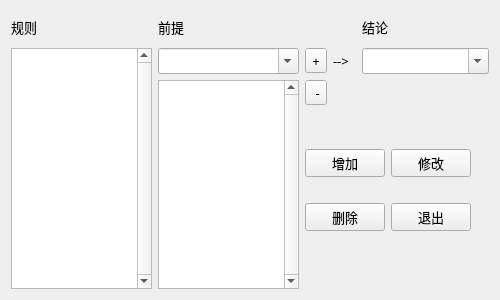
Old version of the form rulesmgmt.ui in the repository PhineasShi/AnimalES_QT.
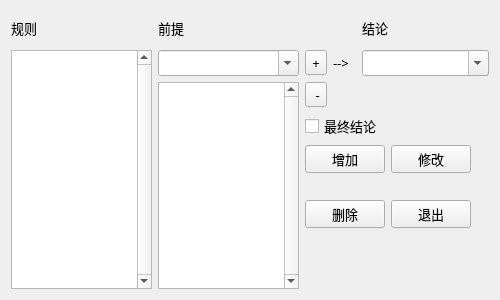
New version of the form.

Diff of the .ui file:
```diff
--- a/rulesmgmt.ui
+++ b/rulesmgmt.ui
@@ -27,6 +27,9 @@
        <property name="verticalScrollBarPolicy">
         <enum>Qt::ScrollBarAlwaysOn</enum>
        </property>
+       <property name="wordWrap">
+        <bool>true</bool>
+       </property>
       </widget>
      </item>
      <item row="2" column="0" rowspan="7">
@@ -40,6 +43,9 @@
        <property name="verticalScrollBarPolicy">
         <enum>Qt::ScrollBarAlwaysOn</enum>
        </property>
+       <property name="wordWrap">
+        <bool>true</bool>
+       </property>
       </widget>
      </item>
      <item row="0" column="0">
@@ -198,6 +204,19 @@
        </property>
       </widget>
      </item>
+     <item row="4" column="2" colspan="3">
+      <widget class="QCheckBox" name="checkBox_isLast">
+       <property name="font">
+        <font>
+         <family>Microsoft YaHei UI Light</family>
+         <pointsize>10</pointsize>
+        </font>
+       </property>
+       <property name="text">
+        <string>最终结论</string>
+       </property>
+      </widget>
+     </item>
     </layout>
    </item>
   </layout>
```
